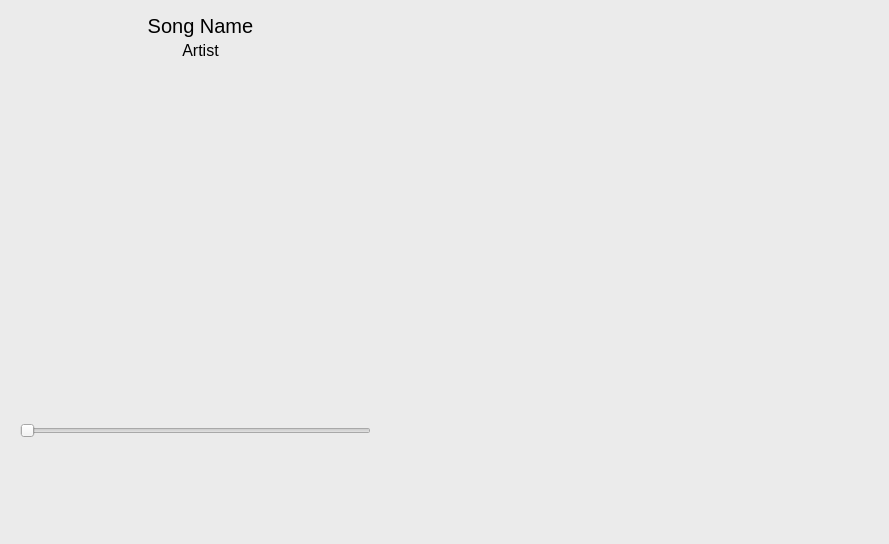
This is src/ui/mainwindow.ui in III-koda/qt-music as Qt 5 draws it before an edit. The edited form follows.
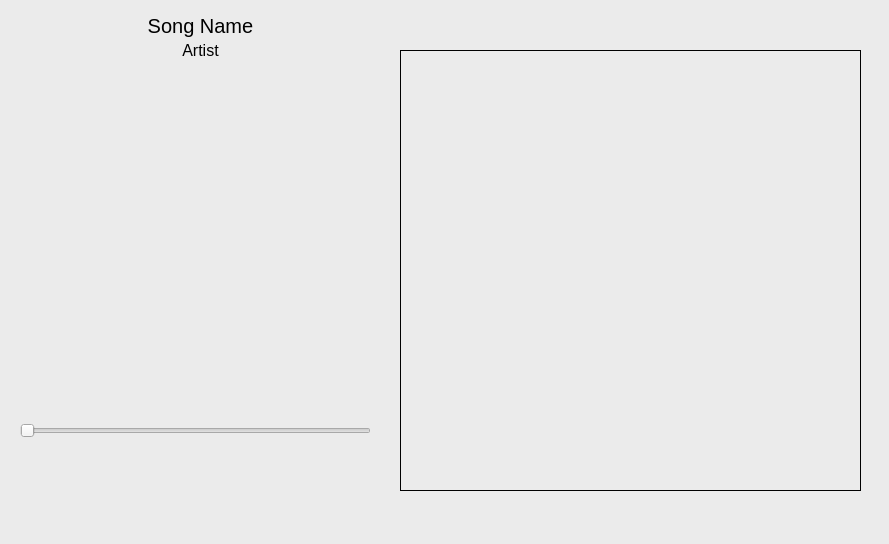
This is the edited form. Icons and pictures are not drawn.

The edit to the form file:
```diff
--- a/src/ui/mainwindow.ui
+++ b/src/ui/mainwindow.ui
@@ -58,7 +58,7 @@
     <property name="geometry">
      <rect>
       <x>170</x>
-      <y>440</y>
+      <y>450</y>
       <width>51</width>
       <height>51</height>
      </rect>
@@ -152,10 +152,16 @@
      <bool>false</bool>
     </property>
     <property name="frameShape">
-     <enum>QFrame::NoFrame</enum>
+     <enum>QFrame::Panel</enum>
     </property>
     <property name="frameShadow">
-     <enum>QFrame::Sunken</enum>
+     <enum>QFrame::Plain</enum>
+    </property>
+    <property name="lineWidth">
+     <number>1</number>
+    </property>
+    <property name="midLineWidth">
+     <number>0</number>
     </property>
     <property name="horizontalScrollBarPolicy">
      <enum>Qt::ScrollBarAsNeeded</enum>
@@ -174,7 +180,7 @@
     <property name="geometry">
      <rect>
       <x>220</x>
-      <y>440</y>
+      <y>450</y>
       <width>51</width>
       <height>51</height>
      </rect>
@@ -219,7 +225,7 @@
     <property name="geometry">
      <rect>
       <x>120</x>
-      <y>440</y>
+      <y>450</y>
       <width>51</width>
       <height>51</height>
      </rect>
```
